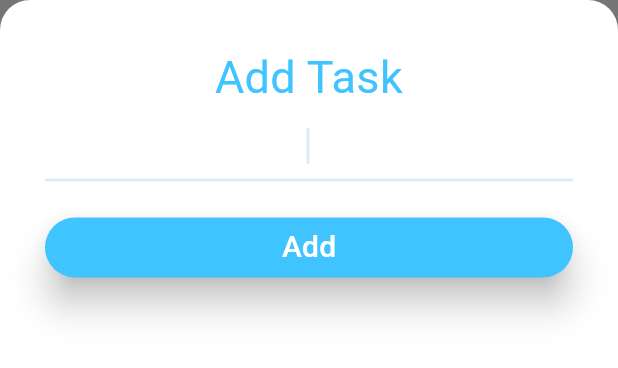
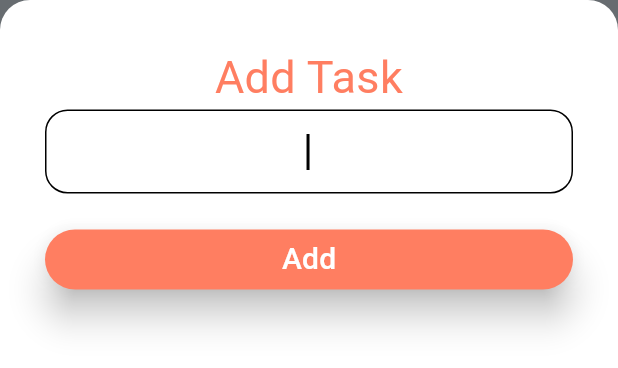
Before and after one commit to yigitalisonmez/to_do_app_flutter, a Flutter app: the AddTaskScreen widget shown alone on an empty page, opened directly, on a phone screen of 412 x 824 dp. Shown: the top 368 px of the screen. Run offline on Flutter 3.47's test engine with Material 3 defaults, Android fonts, the phone set to English and light mode, and no system bars; our stand-ins replace cloud_firestore, firebase_core, sidebarx; accounts and stored records are empty.

Commit message:
v 1.2 theming completed edit task with longPress

```diff
--- a/lib/helper/theme_constants.dart
+++ b/lib/helper/theme_constants.dart
@@ -6,23 +6,60 @@ const kIconButtonBackgroundColorDark = Color(0xff4A4A4A);
 const kScaffoldBackgroundColorLight = Color(0xffff7e61);
 const kScaffoldBackgroundColorDark = Color(0xff0a0e11);
 const kIconButtonBackgroundColorLight = Color(0xff4A4A4A); //Todo
-const kLightBlue = Color(0xffe1ebf4);
+const kLightBlue = Color(0xfffcfff2);
+
+const kCheckboxFillColorDark = Color(0xff4A4A4A);
+const kCheckboxFillColorLight = Color(0xffc2cef9);
+
+const kCheckboxCheckColorDark = Colors.white;
+const kCheckboxCheckColorLight = Colors.black;
+//
 
 ThemeData lightMode = ThemeData(
   brightness: Brightness.light,
-    colorScheme: ColorScheme.light(
+  colorScheme: const ColorScheme.light(
     background: kScaffoldBackgroundColorLight,
     primary: kLightBlue /*Colors.grey.shade50*/,
     secondary: Colors.blueAccent,
     brightness: Brightness.light,
   ),
   scaffoldBackgroundColor: kScaffoldBackgroundColorLight,
+
+  ///ICON BUTTON
   iconButtonTheme: const IconButtonThemeData(
       style: ButtonStyle(
           backgroundColor: MaterialStatePropertyAll<Color>(
               kIconButtonBackgroundColorLight))),
-    floatingActionButtonTheme: FloatingActionButtonThemeData(
-        backgroundColor: kScaffoldBackgroundColorLight));
+
+  ///FLOATING ACTION BUTTON
+  floatingActionButtonTheme: const FloatingActionButtonThemeData(
+      backgroundColor: kScaffoldBackgroundColorLight),
+
+  ///CHECKBOX
+  checkboxTheme: CheckboxThemeData(
+    checkColor: MaterialStateProperty.all(kCheckboxCheckColorLight),
+    fillColor: MaterialStateProperty.all(kCheckboxFillColorLight),
+    shape: RoundedRectangleBorder(borderRadius: BorderRadius.circular(4)),
+    side: BorderSide(width: 1.0),
+  ),
+
+  ///INPUT DECORATION
+  inputDecorationTheme: InputDecorationTheme(
+    border: OutlineInputBorder(),
+    focusedBorder: OutlineInputBorder(
+      borderSide: BorderSide(
+        color: Colors.black,
+      ),
+      borderRadius: BorderRadius.circular(15.0),
+    ),
+    enabledBorder: OutlineInputBorder(
+      borderSide: BorderSide(
+        color: Colors.black,
+      ),
+      borderRadius: BorderRadius.circular(15.0),
+    ),
+  ),
+);
 
 ThemeData darkMode = ThemeData(
   brightness: Brightness.dark,
@@ -33,10 +70,39 @@ ThemeData darkMode = ThemeData(
       secondary: Colors.grey.shade700,
       tertiary: TERTIARY_COLOR_DARK),
   scaffoldBackgroundColor: kScaffoldBackgroundColorDark,
+
+  /// ICON BUTTON
   iconButtonTheme: const IconButtonThemeData(
     style: ButtonStyle(
         backgroundColor:
             MaterialStatePropertyAll<Color>(kIconButtonBackgroundColorDark)),
   ),
+
+  ///FLOATING ACTION BUTTON
   floatingActionButtonTheme: FloatingActionButtonThemeData(
-        backgroundColor: kScaffoldBackgroundColorDark));
+      backgroundColor: kScaffoldBackgroundColorDark),
+
+  ///CHECKBOX
+  checkboxTheme: CheckboxThemeData(
+      checkColor: MaterialStateProperty.all(kCheckboxCheckColorDark),
+      fillColor: MaterialStateProperty.all(kCheckboxFillColorDark),
+      shape: RoundedRectangleBorder(borderRadius: BorderRadius.circular(4)),
+      side: BorderSide(width: 0)),
+
+  ///INPUT DECORATION
+  inputDecorationTheme: InputDecorationTheme(
+    border: OutlineInputBorder(),
+    focusedBorder: OutlineInputBorder(
+      borderSide: BorderSide(
+        color: Colors.black,
+      ),
+      borderRadius: BorderRadius.circular(15.0),
+    ),
+    enabledBorder: OutlineInputBorder(
+      borderSide: BorderSide(
+        color: Colors.black,
+      ),
+      borderRadius: BorderRadius.circular(15.0),
+    ),
+  ),
+);
--- a/lib/screens/add_task_screen.dart
+++ b/lib/screens/add_task_screen.dart
@@ -1,5 +1,6 @@
 import 'package:flutter/material.dart';
 import 'package:provider/provider.dart';
+import 'package:todoey_flutter/helper/theme_provider.dart';
 import 'package:todoey_flutter/models/task.dart';
 import 'package:todoey_flutter/models/task_data.dart';
 
@@ -9,7 +10,9 @@ class AddTaskScreen extends StatelessWidget {
   @override
   Widget build(BuildContext context) {
     return Container(
-      color: Color(0xff757575),
+      color: Provider.of<ThemeProvider>(context).isDark
+          ? Color(0xff141415)
+          : Color(0xff676c70),
       child: Container(
         decoration: const BoxDecoration(
             color: Colors.white,
@@ -24,9 +27,13 @@ class AddTaskScreen extends StatelessWidget {
               Text(
                 'Add Task',
                 textAlign: TextAlign.center,
-                style: TextStyle(color: Colors.lightBlueAccent, fontSize: 30.0),
+                style: TextStyle(
+                    color: Theme.of(context).scaffoldBackgroundColor,
+                    fontSize: 30.0),
               ),
               TextField(
+                style: TextStyle(color: Colors.black),
+                cursorColor: Colors.black,
                 autofocus: true,
                 textAlign: TextAlign.center,
                 onChanged: (value) {
@@ -48,7 +55,9 @@ class AddTaskScreen extends StatelessWidget {
                     style: TextStyle(fontSize: 20.0, color: Colors.white),
                   ),
                   style: TextButton.styleFrom(
-                      backgroundColor: Colors.lightBlueAccent, elevation: 10.0))
+                      backgroundColor:
+                          Theme.of(context).scaffoldBackgroundColor,
+                      elevation: 10.0))
             ],
           ),
         ),
--- a/lib/screens/tasks_screen.dart
+++ b/lib/screens/tasks_screen.dart
@@ -6,6 +6,7 @@ import 'package:todoey_flutter/screens/add_task_screen.dart';
 import 'package:todoey_flutter/widgets/tasks_list.dart';
 import '../models/task_data.dart';
 import 'package:provider/provider.dart';
+import 'package:sidebarx/sidebarx.dart';
 
 class TasksScreen extends StatelessWidget {
   const TasksScreen({super.key});
@@ -14,7 +15,7 @@ class TasksScreen extends StatelessWidget {
   Widget build(BuildContext context) {
     return Scaffold(
       floatingActionButton: FloatingActionButton(
-          child: Icon(CupertinoIcons.add, weight: 10.0, color: Colors.white),
+          child: const Icon(CupertinoIcons.add, color: Colors.white),
           onPressed: () {
             showModalBottomSheet(
                 builder: (context) => AddTaskScreen(), context: context);
--- a/pubspec.yaml
+++ b/pubspec.yaml
@@ -17,6 +17,8 @@ dependencies:
 
   cupertino_icons: ^1.0.2
   uuid: ^4.3.2
+  # Widgets
+  sidebarx: ^0.16.2
 
 dev_dependencies:
   flutter_test:
```
Also changed, not shown: lib/models/task_data.dart (+32 -5 lines), lib/widgets/task_tile.dart (+9 -6 lines), lib/widgets/tasks_list.dart (+47 -2 lines), pubspec.lock. Lines whose indentation alone changed are shown as unchanged.
